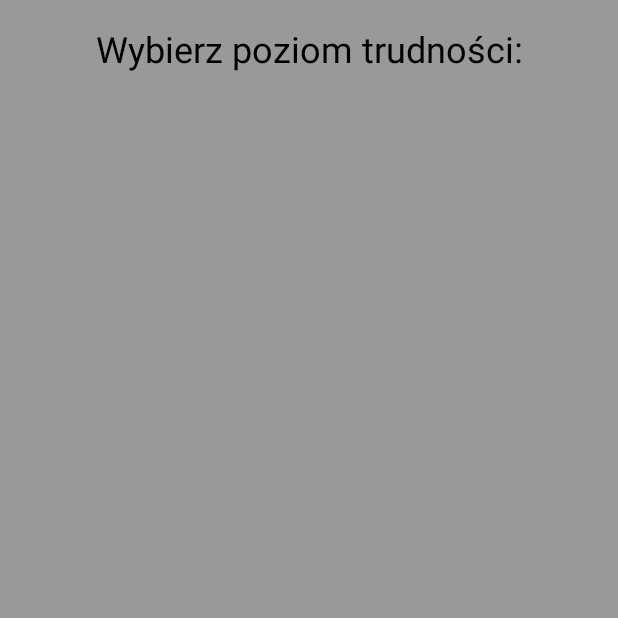
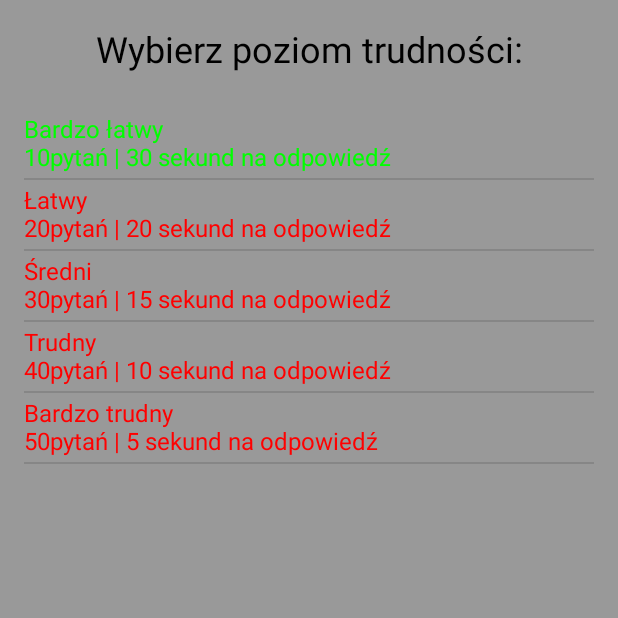
Before and after one commit to piterpti/Tabliczka-mnozenia, an Android app: the screen it shows after launch (Activity), after a tap on "POZIOM TRUDNOŚCI", on a phone screen of 412 x 824 dp, the top half of it. Run offline under Robolectric (Android 15) with nearby library versions, the phone set to English and light mode, and no system bars.

Commit message:
Difficult level work ended

```diff
--- a/app/src/main/java/adrian/kamil/tabliczkamnozenia/Activity.java
+++ b/app/src/main/java/adrian/kamil/tabliczkamnozenia/Activity.java
@@ -1,14 +1,17 @@
 package adrian.kamil.tabliczkamnozenia;
 
 import android.content.Context;
+import android.content.SharedPreferences;
 import android.support.v4.app.FragmentTransaction;
 import android.support.v7.app.AppCompatActivity;
 import android.os.Bundle;
 import android.view.View;
 
+import adrian.kamil.tabliczkamnozenia.Others.GameProgress;
+import adrian.kamil.tabliczkamnozenia.Others.Level;
 import layout.Achievement;
 import layout.Game;
-import layout.Level;
+import layout.LevelFrag;
 import layout.Menu;
 
 public class Activity extends AppCompatActivity {
@@ -17,6 +20,10 @@ public class Activity extends AppCompatActivity {
     public static final String GAME_ENDED_TAG = "GAME_ENDED";
     public static final String MENU_TAG  = "MENU";
     public static final String ACHIEVEMENT_TAG = "ACHIEVEMENT";
+    public static final String DIFFICULT_LEVEL_KEY = "DIFFICULT_LEVEL";
+
+    public static final Level [] LEVELS = Level.GET_LEVELS();
+    public static GameProgress GAME_PROGRESS;
 
     public static Context CONTEXT;
 
@@ -30,8 +37,21 @@ public class Activity extends AppCompatActivity {
             transaction.add(R.id.fragment_container, menu, MENU_TAG);
             transaction.addToBackStack(null);
             transaction.commit();
+            GAME_PROGRESS = new GameProgress();
+            LoadLevel();
         }
         CONTEXT = this;
+    }
+
+    private void LoadLevel()
+    {
+        SharedPreferences sharedPreferences = getPreferences(Context.MODE_PRIVATE);
+        int lastDiffLevelId = sharedPreferences.getInt(DIFFICULT_LEVEL_KEY, 1);
+        for(Level level : LEVELS) {
+            if(level.getId() == lastDiffLevelId) {
+                GAME_PROGRESS.setLevel(level);
+            }
+        }
     }
 
     public void ExitApp(View view) {
@@ -56,9 +76,9 @@ public class Activity extends AppCompatActivity {
     }
 
     public void Level(View view) {
-        Level level = new Level();
+        LevelFrag levelFrag = new LevelFrag();
         FragmentTransaction transaction = getSupportFragmentManager().beginTransaction();
-        transaction.replace(R.id.fragment_container, level, GAME_FRAGMENT_TAG);
+        transaction.replace(R.id.fragment_container, levelFrag, GAME_FRAGMENT_TAG);
         transaction.addToBackStack(null);
         transaction.commit();
     }
--- /dev/null
+++ b/app/src/main/java/adrian/kamil/tabliczkamnozenia/Others/GameProgress.java
@@ -0,0 +1,17 @@
+package adrian.kamil.tabliczkamnozenia.Others;
+
+/**
+ * Created by Piter on 07/06/2016.
+ */
+public class GameProgress {
+
+    Level level;
+
+    public Level getLevel() {
+        return level;
+    }
+
+    public void setLevel(Level level) {
+        this.level = level;
+    }
+}
--- a/app/src/main/java/adrian/kamil/tabliczkamnozenia/Others/Level.java
+++ b/app/src/main/java/adrian/kamil/tabliczkamnozenia/Others/Level.java
@@ -9,12 +9,21 @@ public class Level {
     private String name;
     private int time;
     private int count;
+    private boolean locked = true;
 
     public Level(int id, String name, int time, int count) {
         this.id = id;
         this.name = name;
         this.time = time;
         this.count = count;
+    }
+
+    public boolean isLocked() {
+        return locked;
+    }
+
+    public void setLocked(boolean locked) {
+        this.locked = locked;
     }
 
     public int getId() {
@@ -44,4 +53,24 @@ public class Level {
     public void setCount(int count) {
         this.count = count;
     }
+
+    public static Level[] GET_LEVELS() {
+        return new Level[] {new Level(1, "Bardzo łatwy",30, 10),
+                new Level(2, "Łatwy",20, 20),
+                new Level(3, "Średni",15, 30),
+                new Level(4, "Trudny",10, 40),
+                new Level(5, "Bardzo trudny",5, 50)};
+    }
+
+    @Override
+    public boolean equals(Object o) {
+        if(id == (((Level)o)).getId())
+        {
+            return true;
+        }
+        else
+        {
+            return false;
+        }
+    }
 }
--- a/app/src/main/java/adrian/kamil/tabliczkamnozenia/Others/LevelAdapter.java
+++ b/app/src/main/java/adrian/kamil/tabliczkamnozenia/Others/LevelAdapter.java
@@ -1,10 +1,12 @@
 package adrian.kamil.tabliczkamnozenia.Others;
 
 import android.content.Context;
+import android.graphics.Color;
 import android.view.LayoutInflater;
 import android.view.View;
 import android.view.ViewGroup;
 import android.widget.ArrayAdapter;
+import android.widget.TextView;
 
 import adrian.kamil.tabliczkamnozenia.R;
 
@@ -13,6 +15,9 @@ import adrian.kamil.tabliczkamnozenia.R;
  * Created by Piter on 07/06/2016.
  */
 public class LevelAdapter extends ArrayAdapter{
+
+    public static final int ACTIVE_COLOR = Color.GREEN;
+    public static final int INACTIVE_COLOR = Color.RED;
 
     public LevelAdapter(Context context, Level[] list) {
         super(context, 0, list);
@@ -25,7 +30,13 @@ public class LevelAdapter extends ArrayAdapter{
         {
             convertView = LayoutInflater.from(getContext()).inflate(R.layout.level_adapter, parent, false);
         }
-
+        TextView listItem = (TextView) convertView.findViewById(R.id.level_listItem);
+        String textToDisp = lvl.getName() + "\n" + lvl.getCount() + "pytań | " + lvl.getTime() + " sekund na odpowiedź";
+        listItem.setText(textToDisp);
+        if(lvl.isLocked())
+            listItem.setTextColor(INACTIVE_COLOR);
+        else
+            listItem.setTextColor(ACTIVE_COLOR);
         return convertView;
     }
 }
--- a/app/src/main/java/layout/Level.java
+++ /dev/null
@@ -1,35 +0,0 @@
-package layout;
-
-
-import android.os.Bundle;
-import android.support.v4.app.Fragment;
-import android.view.LayoutInflater;
-import android.view.View;
-import android.view.ViewGroup;
-import android.widget.ListView;
-
-import adrian.kamil.tabliczkamnozenia.R;
-
-
-/**
- * A simple {@link Fragment} subclass.
- */
-public class Level extends Fragment {
-
-
-    private ListView levelsListView;
-
-    public Level() {
-    }
-
-
-    @Override
-    public View onCreateView(LayoutInflater inflater, ViewGroup container,
-                             Bundle savedInstanceState) {
-        View view = inflater.inflate(R.layout.fragment_level, container, false);
-        levelsListView = (ListView) view.findViewById(R.id.level_levelList);
-
-        return view;
-    }
-
-}
--- /dev/null
+++ b/app/src/main/java/layout/LevelFrag.java
@@ -0,0 +1,66 @@
+package layout;
+
+
+import android.content.Context;
+import android.content.SharedPreferences;
+import android.os.Bundle;
+import android.support.v4.app.Fragment;
+import android.support.v4.app.FragmentTransaction;
+import android.view.LayoutInflater;
+import android.view.View;
+import android.view.ViewGroup;
+import android.widget.AdapterView;
+import android.widget.ListView;
+
+import adrian.kamil.tabliczkamnozenia.Activity;
+import adrian.kamil.tabliczkamnozenia.Others.Level;
+import adrian.kamil.tabliczkamnozenia.Others.LevelAdapter;
+import adrian.kamil.tabliczkamnozenia.R;
+
+
+/**
+ * A simple {@link Fragment} subclass.
+ */
+public class LevelFrag extends Fragment {
+
+    private ListView levelsListView;
+
+    public LevelFrag() {
+    }
+
+    @Override
+    public View onCreateView(LayoutInflater inflater, ViewGroup container,
+                             Bundle savedInstanceState) {
+        View view = inflater.inflate(R.layout.fragment_level, container, false);
+        for(Level level : Activity.LEVELS) {
+            if(level.equals(Activity.GAME_PROGRESS.getLevel())) {
+                level.setLocked(false);
+            } else {
+                level.setLocked(true);
+            }
+        }
+        levelsListView = (ListView) view.findViewById(R.id.level_levelList);
+        LevelAdapter levelAdapter = new LevelAdapter(Activity.CONTEXT , Activity.LEVELS);
+        levelsListView.setAdapter(levelAdapter);
+        levelsListView.setOnItemClickListener(new AdapterView.OnItemClickListener() {
+            @Override
+            public void onItemClick(AdapterView<?> parent, View view, int position, long id) {
+                Activity.GAME_PROGRESS.setLevel((Level) levelsListView.getItemAtPosition(position));
+                Activity.GAME_PROGRESS.getLevel().setLocked(false);
+                SharedPreferences sharedPreferences = getActivity().getPreferences(Context.MODE_PRIVATE);
+                SharedPreferences.Editor editor = sharedPreferences.edit();
+                editor.putInt(Activity.DIFFICULT_LEVEL_KEY, Activity.GAME_PROGRESS.getLevel().getId());
+                editor.commit();
+                BackToMenu();
+            }
+        });
+        return view;
+    }
+
+    private void BackToMenu() {
+        Menu main_menu_fragment = new Menu();
+        FragmentTransaction transaction = getActivity().getSupportFragmentManager().beginTransaction();
+        transaction.replace(R.id.fragment_container, main_menu_fragment);
+        transaction.commit();
+    }
+}
--- a/app/src/main/res/layout/fragment_level.xml
+++ b/app/src/main/res/layout/fragment_level.xml
@@ -2,7 +2,7 @@
     xmlns:tools="http://schemas.android.com/tools"
     android:layout_width="match_parent"
     android:layout_height="match_parent"
-    tools:context="layout.Level"
+    tools:context="layout.LevelFrag"
     android:padding="@dimen/fragment_padding"
     android:orientation="vertical">
 
@@ -13,6 +13,7 @@
         android:textSize="@dimen/level_selectLevel"
         android:gravity="center_horizontal"
         android:textColor="@android:color/black"
+        android:layout_marginBottom="24dp"
         />
 
     <ListView
--- a/app/src/main/res/values-w820dp/dimens.xml
+++ b/app/src/main/res/values-w820dp/dimens.xml
@@ -3,4 +3,5 @@
     <dimen name="menu_buttonFontSize">46sp</dimen>
     <dimen name="level_selectLevel">36sp</dimen>
     <dimen name="fragment_padding">16dp</dimen>
+    <dimen name="level_listItemSize">28sp</dimen>
 </resources>
--- a/app/src/main/res/values/dimens.xml
+++ b/app/src/main/res/values/dimens.xml
@@ -5,4 +5,5 @@
     <dimen name="menu_buttonFontSize">24sp</dimen>
     <dimen name="level_selectLevel">24sp</dimen>
     <dimen name="fragment_padding">16dp</dimen>
+    <dimen name="level_listItemSize">22sp</dimen>
 </resources>
```
